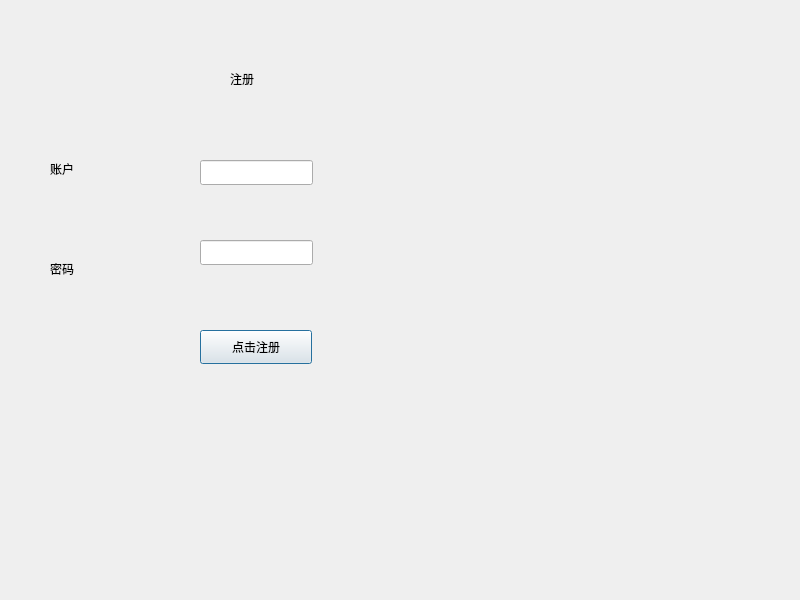
First picture: the form in client/dialog.ui, repository josh1147/QT-chat, before the edit.
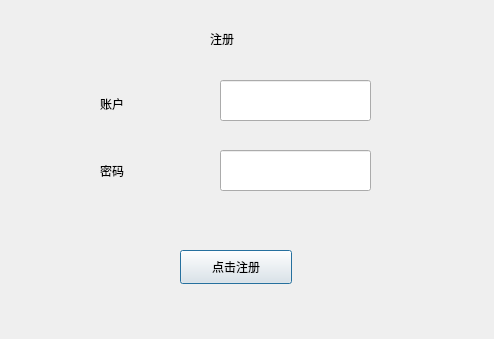
Second picture: the form after the edit.

Diff of the .ui file:
```diff
--- a/client/dialog.ui
+++ b/client/dialog.ui
@@ -6,8 +6,8 @@
    <rect>
     <x>0</x>
     <y>0</y>
-    <width>800</width>
-    <height>600</height>
+    <width>494</width>
+    <height>339</height>
    </rect>
   </property>
   <property name="windowTitle">
@@ -16,10 +16,10 @@
   <widget class="QLabel" name="label">
    <property name="geometry">
     <rect>
-     <x>50</x>
-     <y>160</y>
+     <x>100</x>
+     <y>83</y>
      <width>81</width>
-     <height>18</height>
+     <height>41</height>
     </rect>
    </property>
    <property name="text">
@@ -29,10 +29,10 @@
   <widget class="QLabel" name="label_2">
    <property name="geometry">
     <rect>
-     <x>50</x>
-     <y>260</y>
+     <x>100</x>
+     <y>150</y>
      <width>81</width>
-     <height>18</height>
+     <height>41</height>
     </rect>
    </property>
    <property name="text">
@@ -42,28 +42,28 @@
   <widget class="QLineEdit" name="userline">
    <property name="geometry">
     <rect>
-     <x>200</x>
-     <y>160</y>
-     <width>113</width>
-     <height>25</height>
+     <x>220</x>
+     <y>80</y>
+     <width>151</width>
+     <height>41</height>
     </rect>
    </property>
   </widget>
   <widget class="QLineEdit" name="pwdline">
    <property name="geometry">
     <rect>
-     <x>200</x>
-     <y>240</y>
-     <width>113</width>
-     <height>25</height>
+     <x>220</x>
+     <y>150</y>
+     <width>151</width>
+     <height>41</height>
     </rect>
    </property>
   </widget>
   <widget class="QLabel" name="label_3">
    <property name="geometry">
     <rect>
-     <x>230</x>
-     <y>70</y>
+     <x>210</x>
+     <y>30</y>
      <width>81</width>
      <height>18</height>
     </rect>
@@ -75,8 +75,8 @@
   <widget class="QPushButton" name="registerbtn">
    <property name="geometry">
     <rect>
-     <x>200</x>
-     <y>330</y>
+     <x>180</x>
+     <y>250</y>
      <width>112</width>
      <height>34</height>
     </rect>
```
